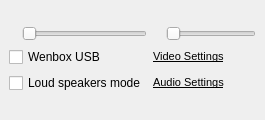
Qt form wengophone/src/presentation/qt/WengoPhoneWindowConfigPanel.ui (tkrotoff/WengoPhone) before a commit.
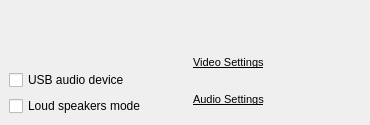
The same form after that commit. Icons and pictures are not drawn. Custom widgets are drawn as their Qt base class.

Commit message: Work on the av settings New slider widget...

```diff
--- a/wengophone/src/presentation/qt/WengoPhoneWindowConfigPanel.ui
+++ b/wengophone/src/presentation/qt/WengoPhoneWindowConfigPanel.ui
@@ -8,8 +8,8 @@
    <rect>
     <x>0</x>
     <y>0</y>
-    <width>265</width>
-    <height>120</height>
+    <width>370</width>
+    <height>125</height>
    </rect>
   </property>
   <layout class="QGridLayout" >
@@ -19,50 +19,6 @@
    <property name="spacing" >
     <number>6</number>
    </property>
-   <item row="0" column="1" >
-    <layout class="QGridLayout" >
-     <property name="margin" >
-      <number>0</number>
-     </property>
-     <property name="spacing" >
-      <number>6</number>
-     </property>
-     <item row="2" column="0" colspan="2" >
-      <widget class="QLabel" name="audioSettingsLabel" >
-       <property name="text" >
-        <string>&lt;html>&lt;head>&lt;meta name="qrichtext" content="1" />&lt;/head>&lt;body style=" white-space: pre-wrap; font-family:MS Shell Dlg; font-size:8.25pt; font-weight:400; font-style:normal; text-decoration:none;">&lt;p style=" margin-top:0px; margin-bottom:0px; margin-left:0px; margin-right:0px; -qt-block-indent:0; text-indent:0px;">&lt;span style=" font-size:8pt; text-decoration: underline;">Audio Settings&lt;/span>&lt;/p>&lt;/body>&lt;/html></string>
-       </property>
-      </widget>
-     </item>
-     <item row="0" column="1" >
-      <widget class="QSlider" name="outputSoundSlider" >
-       <property name="baseSize" >
-        <size>
-         <width>1</width>
-         <height>0</height>
-        </size>
-       </property>
-       <property name="orientation" >
-        <enum>Qt::Horizontal</enum>
-       </property>
-      </widget>
-     </item>
-     <item row="1" column="0" colspan="2" >
-      <widget class="QLabel" name="videoSettingsLabel" >
-       <property name="text" >
-        <string>&lt;html>&lt;head>&lt;meta name="qrichtext" content="1" />&lt;/head>&lt;body style=" white-space: pre-wrap; font-family:MS Shell Dlg; font-size:8.25pt; font-weight:400; font-style:normal; text-decoration:none;">&lt;p style=" margin-top:0px; margin-bottom:0px; margin-left:0px; margin-right:0px; -qt-block-indent:0; text-indent:0px;">&lt;span style=" font-size:8pt; text-decoration: underline;">Video Settings&lt;/span>&lt;/p>&lt;/body>&lt;/html></string>
-       </property>
-      </widget>
-     </item>
-     <item row="0" column="0" >
-      <widget class="QLabel" name="outputSoundLabel" >
-       <property name="pixmap" >
-        <pixmap resource="wengophone.qrc" >:/pics/speaker.png</pixmap>
-       </property>
-      </widget>
-     </item>
-    </layout>
-   </item>
    <item row="0" column="0" >
     <layout class="QGridLayout" >
      <property name="margin" >
@@ -78,22 +34,85 @@
        </property>
       </widget>
      </item>
-     <item row="1" column="0" colspan="2" >
-      <widget class="QCheckBox" name="enableWenboxCheckBox" >
-       <property name="toolTip" >
-        <string>Enable Wenbox usage</string>
-       </property>
-       <property name="text" >
-        <string>Wenbox USB</string>
-       </property>
-      </widget>
-     </item>
      <item row="0" column="1" >
-      <widget class="QSlider" name="inputSoundSlider" >
-       <property name="orientation" >
-        <enum>Qt::Horizontal</enum>
+      <layout class="QHBoxLayout" >
+       <property name="margin" >
+        <number>0</number>
        </property>
-      </widget>
+       <property name="spacing" >
+        <number>0</number>
+       </property>
+       <item>
+        <widget class="QtClickableLabel" name="mic_vol0" >
+         <property name="text" >
+          <string/>
+         </property>
+         <property name="pixmap" >
+          <pixmap resource="wengophone.qrc" >:/pics/audio/progress_1_off.png</pixmap>
+         </property>
+        </widget>
+       </item>
+       <item>
+        <widget class="QtClickableLabel" name="mic_vol1" >
+         <property name="text" >
+          <string/>
+         </property>
+         <property name="pixmap" >
+          <pixmap resource="wengophone.qrc" >:/pics/audio/progress_2_off.png</pixmap>
+         </property>
+        </widget>
+       </item>
+       <item>
+        <widget class="QtClickableLabel" name="mic_vol2" >
+         <property name="text" >
+          <string/>
+         </property>
+         <property name="pixmap" >
+          <pixmap resource="wengophone.qrc" >:/pics/audio/progress_3_off.png</pixmap>
+         </property>
+        </widget>
+       </item>
+       <item>
+        <widget class="QtClickableLabel" name="mic_vol3" >
+         <property name="text" >
+          <string/>
+         </property>
+         <property name="pixmap" >
+          <pixmap resource="wengophone.qrc" >:/pics/audio/progress_4_off.png</pixmap>
+         </property>
+        </widget>
+       </item>
+       <item>
+        <widget class="QtClickableLabel" name="mic_vol4" >
+         <property name="text" >
+          <string/>
+         </property>
+         <property name="pixmap" >
+          <pixmap resource="wengophone.qrc" >:/pics/audio/progress_5_off.png</pixmap>
+         </property>
+        </widget>
+       </item>
+       <item>
+        <widget class="QtClickableLabel" name="mic_vol5" >
+         <property name="text" >
+          <string/>
+         </property>
+         <property name="pixmap" >
+          <pixmap resource="wengophone.qrc" >:/pics/audio/progress_6_off.png</pixmap>
+         </property>
+        </widget>
+       </item>
+       <item>
+        <widget class="QtClickableLabel" name="mic_vol6" >
+         <property name="text" >
+          <string/>
+         </property>
+         <property name="pixmap" >
+          <pixmap resource="wengophone.qrc" >:/pics/audio/progress_7_off.png</pixmap>
+         </property>
+        </widget>
+       </item>
+      </layout>
      </item>
      <item row="2" column="0" colspan="2" >
       <widget class="QCheckBox" name="halfDuplexCheckBox" >
@@ -105,11 +124,167 @@
        </property>
       </widget>
      </item>
+     <item row="1" column="0" colspan="2" >
+      <widget class="QCheckBox" name="enableWenboxCheckBox" >
+       <property name="toolTip" >
+        <string>Enable Wenbox usage</string>
+       </property>
+       <property name="text" >
+        <string>USB audio device</string>
+       </property>
+      </widget>
+     </item>
+     <item row="0" column="2" >
+      <spacer>
+       <property name="orientation" >
+        <enum>Qt::Horizontal</enum>
+       </property>
+       <property name="sizeHint" >
+        <size>
+         <width>40</width>
+         <height>20</height>
+        </size>
+       </property>
+      </spacer>
+     </item>
+    </layout>
+   </item>
+   <item row="0" column="1" >
+    <layout class="QGridLayout" >
+     <property name="margin" >
+      <number>0</number>
+     </property>
+     <property name="spacing" >
+      <number>6</number>
+     </property>
+     <item row="1" column="0" colspan="2" >
+      <widget class="QLabel" name="videoSettingsLabel" >
+       <property name="text" >
+        <string>&lt;html>&lt;head>&lt;meta name="qrichtext" content="1" />&lt;/head>&lt;body style=" white-space: pre-wrap; font-family:MS Shell Dlg; font-size:8.25pt; font-weight:400; font-style:normal; text-decoration:none;">&lt;p style=" margin-top:0px; margin-bottom:0px; margin-left:0px; margin-right:0px; -qt-block-indent:0; text-indent:0px;">&lt;span style=" font-size:8pt; text-decoration: underline;">Video Settings&lt;/span>&lt;/p>&lt;/body>&lt;/html></string>
+       </property>
+      </widget>
+     </item>
+     <item row="2" column="0" colspan="2" >
+      <widget class="QLabel" name="audioSettingsLabel" >
+       <property name="text" >
+        <string>&lt;html>&lt;head>&lt;meta name="qrichtext" content="1" />&lt;/head>&lt;body style=" white-space: pre-wrap; font-family:MS Shell Dlg; font-size:8.25pt; font-weight:400; font-style:normal; text-decoration:none;">&lt;p style=" margin-top:0px; margin-bottom:0px; margin-left:0px; margin-right:0px; -qt-block-indent:0; text-indent:0px;">&lt;span style=" font-size:8pt; text-decoration: underline;">Audio Settings&lt;/span>&lt;/p>&lt;/body>&lt;/html></string>
+       </property>
+      </widget>
+     </item>
+     <item row="0" column="1" >
+      <layout class="QHBoxLayout" >
+       <property name="margin" >
+        <number>0</number>
+       </property>
+       <property name="spacing" >
+        <number>0</number>
+       </property>
+       <item>
+        <widget class="QtClickableLabel" name="hp_vol0" >
+         <property name="text" >
+          <string/>
+         </property>
+         <property name="pixmap" >
+          <pixmap resource="wengophone.qrc" >:/pics/audio/progress_1_off.png</pixmap>
+         </property>
+        </widget>
+       </item>
+       <item>
+        <widget class="QtClickableLabel" name="hp_vol1" >
+         <property name="text" >
+          <string/>
+         </property>
+         <property name="pixmap" >
+          <pixmap resource="wengophone.qrc" >:/pics/audio/progress_2_off.png</pixmap>
+         </property>
+        </widget>
+       </item>
+       <item>
+        <widget class="QtClickableLabel" name="hp_vol2" >
+         <property name="text" >
+          <string/>
+         </property>
+         <property name="pixmap" >
+          <pixmap resource="wengophone.qrc" >:/pics/audio/progress_3_off.png</pixmap>
+         </property>
+        </widget>
+       </item>
+       <item>
+        <widget class="QtClickableLabel" name="hp_vol3" >
+         <property name="text" >
+          <string/>
+         </property>
+         <property name="pixmap" >
+          <pixmap resource="wengophone.qrc" >:/pics/audio/progress_4_off.png</pixmap>
+         </property>
+        </widget>
+       </item>
+       <item>
+        <widget class="QtClickableLabel" name="hp_vol4" >
+         <property name="text" >
+          <string/>
+         </property>
+         <property name="pixmap" >
+          <pixmap resource="wengophone.qrc" >:/pics/audio/progress_5_off.png</pixmap>
+         </property>
+        </widget>
+       </item>
+       <item>
+        <widget class="QtClickableLabel" name="hp_vol5" >
+         <property name="text" >
+          <string/>
+         </property>
+         <property name="pixmap" >
+          <pixmap resource="wengophone.qrc" >:/pics/audio/progress_6_off.png</pixmap>
+         </property>
+        </widget>
+       </item>
+       <item>
+        <widget class="QtClickableLabel" name="hp_vol6" >
+         <property name="text" >
+          <string/>
+         </property>
+         <property name="pixmap" >
+          <pixmap resource="wengophone.qrc" >:/pics/audio/progress_7_off.png</pixmap>
+         </property>
+        </widget>
+       </item>
+      </layout>
+     </item>
+     <item row="0" column="0" >
+      <widget class="QLabel" name="outputSoundLabel" >
+       <property name="pixmap" >
+        <pixmap resource="wengophone.qrc" >:/pics/speaker.png</pixmap>
+       </property>
+      </widget>
+     </item>
+     <item row="0" column="2" >
+      <spacer>
+       <property name="orientation" >
+        <enum>Qt::Horizontal</enum>
+       </property>
+       <property name="sizeHint" >
+        <size>
+         <width>40</width>
+         <height>20</height>
+        </size>
+       </property>
+      </spacer>
+     </item>
     </layout>
    </item>
   </layout>
  </widget>
  <pixmapfunction></pixmapfunction>
+ <customwidgets>
+  <customwidget>
+   <class>QtClickableLabel</class>
+   <extends>QLabel</extends>
+   <header>QtClickableLabel_proxy.h</header>
+   <container>0</container>
+   <pixmap></pixmap>
+  </customwidget>
+ </customwidgets>
  <tabstops>
   <tabstop>inputSoundSlider</tabstop>
   <tabstop>outputSoundSlider</tabstop>
```
Left out of the diff: 2 changed lines with no effect on the pictures. The commit also changes 26 other files.
